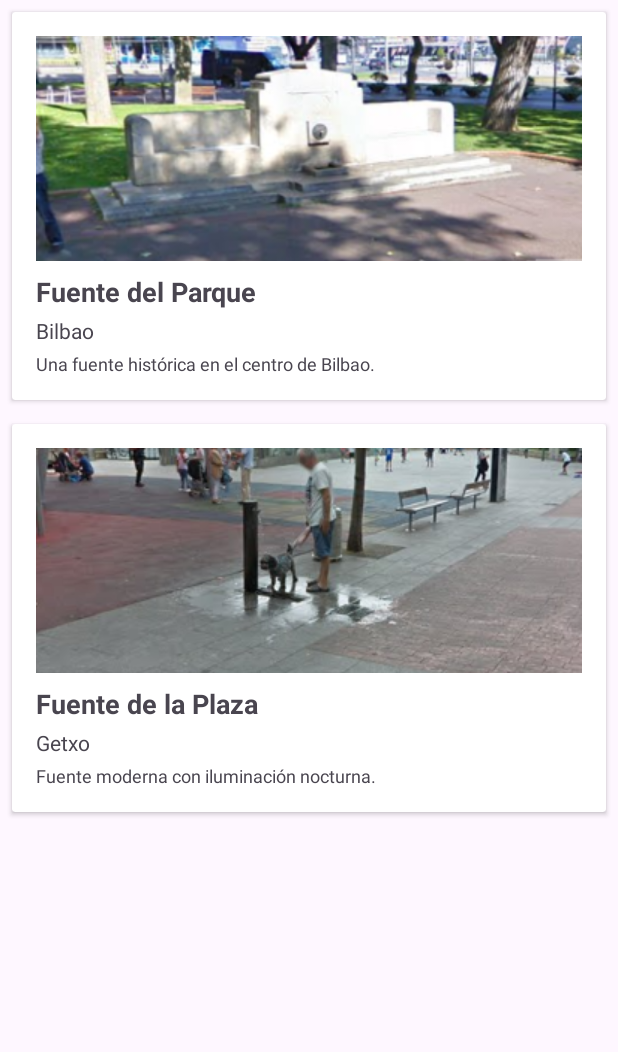
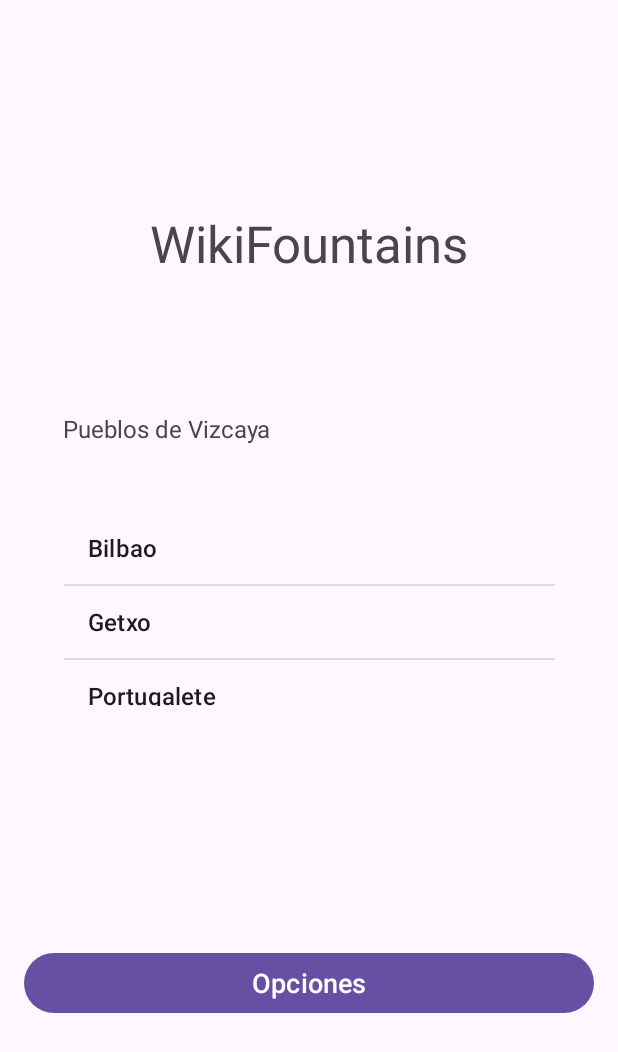
Before and after one commit to Foxo10/Wikifont, an Android app: the screen it shows after launch (MainActivity before the commit, InicioActivity after it), on a phone screen of 412 x 824 dp. Shown: the top 1052 px of the screen. Run offline under Robolectric (Android 15) with nearby library versions, the phone set to English and light mode, and no system bars.

Commit message:
Requisito minimo 2: añadida bbdd utilizando Room. Pantalla de inicio creada

```diff
--- a/app/build.gradle
+++ b/app/build.gradle
@@ -33,6 +33,9 @@ dependencies {
     implementation "androidx.room:room-runtime:$room_version"
     annotationProcessor "androidx.room:room-compiler:$room_version"
 
+    implementation 'com.github.bumptech.glide:glide:4.12.0'
+    annotationProcessor 'com.github.bumptech.glide:compiler:4.12.0'
+
     implementation libs.appcompat
     implementation libs.material
     implementation libs.activity
--- a/app/src/main/AndroidManifest.xml
+++ b/app/src/main/AndroidManifest.xml
@@ -13,7 +13,10 @@
         android:theme="@style/Theme.WikiFountains"
         tools:targetApi="31">
         <activity
-            android:name=".MainActivity"
+            android:name=".FuentesActivity"
+            android:exported="false" />
+        <activity
+            android:name=".InicioActivity"
             android:exported="true">
             <intent-filter>
                 <action android:name="android.intent.action.MAIN" />
--- a/app/src/main/java/com/example/wikifountains/MainActivity.java
+++ b/app/src/main/java/com/example/wikifountains/FuentesActivity.java
@@ -1,38 +1,44 @@
 package com.example.wikifountains;
 
+import android.content.Intent;
 import android.os.Bundle;
-
-import androidx.activity.EdgeToEdge;
 import androidx.appcompat.app.AppCompatActivity;
-import androidx.constraintlayout.widget.ConstraintLayout;
-import androidx.core.graphics.Insets;
-import androidx.core.view.ViewCompat;
-import androidx.core.view.WindowInsetsCompat;
 import androidx.recyclerview.widget.LinearLayoutManager;
 import androidx.recyclerview.widget.RecyclerView;
-
-import java.util.ArrayList;
 import java.util.List;
 
-public class MainActivity extends AppCompatActivity {
+public class FuentesActivity extends AppCompatActivity {
     private RecyclerView recyclerView;
     private FuenteAdapter adapter;
+    private AppDatabase db;
+    private String puebloSeleccionado;
 
     @Override
     protected void onCreate(Bundle savedInstanceState) {
         super.onCreate(savedInstanceState);
         setContentView(R.layout.activity_main);
+
+        // Recibir el pueblo seleccionado desde InicioActivity
+        Intent intent = getIntent();
+        puebloSeleccionado = intent.getStringExtra("pueblo");
+
+        // Inicializar la base de datos
+        db = AppDatabase.getInstance(this);
+
         // Configurar el RecyclerView
         recyclerView = findViewById(R.id.recyclerViewFuentes);
         recyclerView.setLayoutManager(new LinearLayoutManager(this));
 
-        List<Fuente> fuentes = new ArrayList<>();
-        fuentes.add(new Fuente("Fuente del Parque", "Bilbao", R.drawable.fuente_bilbo_donacasilda, "Una fuente histórica en el centro de Bilbao."));
-        fuentes.add(new Fuente("Fuente de la Plaza", "Getxo", R.drawable.fuente_getxo_plaza, "Fuente moderna con iluminación nocturna."));
+        // Cargar las fuentes desde la base de datos
+        cargarFuentes();
+    }
 
-        // Crear el adaptador y asignarlo al RecyclerView
+    private void cargarFuentes() {
+        // Obtener las fuentes filtradas por pueblo
+        List<Fuente> fuentes = db.fuenteDao().getFuentesPorPueblo(puebloSeleccionado);
+
+        // Asignar las fuentes al adaptador
         adapter = new FuenteAdapter(fuentes);
         recyclerView.setAdapter(adapter);
-
     }
 }
--- /dev/null
+++ b/app/src/main/java/com/example/wikifountains/InicioActivity.java
@@ -0,0 +1,46 @@
+package com.example.wikifountains;
+
+import android.content.Intent;
+import android.os.Bundle;
+import android.view.View;
+import android.widget.AdapterView;
+import android.widget.ArrayAdapter;
+import android.widget.Button;
+import android.widget.ListView;
+
+import androidx.appcompat.app.AppCompatActivity;
+
+public class InicioActivity extends AppCompatActivity {
+    private ListView listViewPueblos;
+    private Button buttonOpciones;
+
+    @Override
+    protected void onCreate(Bundle savedInstanceState) {
+        super.onCreate(savedInstanceState);
+        setContentView(R.layout.activity_inicio);
+
+        // Inicializar vistas
+        listViewPueblos = findViewById(R.id.listViewPueblos);
+        buttonOpciones = findViewById(R.id.buttonOpciones);
+
+        String[] pueblos = {"Bilbao", "Getxo", "Portugalete", "Barakaldo", "Durango", "Gernika", "Bermeo", "Mungia"};
+
+        ArrayAdapter<String> adapter = new ArrayAdapter<>(this, android.R.layout.simple_list_item_1, pueblos);
+        listViewPueblos.setAdapter(adapter);
+
+        listViewPueblos.setOnItemClickListener(new AdapterView.OnItemClickListener() {
+            @Override
+            public void onItemClick(AdapterView<?> parent, View view, int position, long id) {
+                String puebloSeleccionado = pueblos[position];
+                filtrarFuentesPorPueblo(puebloSeleccionado);
+            }
+        });
+
+    }
+
+    private void filtrarFuentesPorPueblo(String pueblo) {
+        Intent intent = new Intent(InicioActivity.this, FuentesActivity.class);
+        intent.putExtra("pueblo", pueblo);
+        startActivity(intent);
+    }
+}
--- /dev/null
+++ b/app/src/main/res/layout/activity_inicio.xml
@@ -0,0 +1,63 @@
+<?xml version="1.0" encoding="utf-8"?>
+<androidx.constraintlayout.widget.ConstraintLayout
+    xmlns:android="http://schemas.android.com/apk/res/android"
+    xmlns:tools="http://schemas.android.com/tools"
+    android:layout_width="match_parent"
+    android:layout_height="match_parent"
+    xmlns:app="http://schemas.android.com/apk/res-auto"
+    tools:context=".InicioActivity">
+
+    <ListView
+        android:id="@+id/listViewPueblos"
+        android:layout_width="327dp"
+        android:layout_height="129dp"
+        android:layout_margin="16dp"
+        app:layout_constraintBottom_toTopOf="@id/buttonOpciones"
+        app:layout_constraintEnd_toEndOf="parent"
+        app:layout_constraintStart_toStartOf="parent"
+        app:layout_constraintTop_toBottomOf="@id/tituloTextBiew"
+        app:layout_constraintVertical_bias="0.476" />
+
+    <Button
+        android:id="@+id/buttonOpciones"
+        android:layout_width="0dp"
+        android:layout_height="wrap_content"
+        android:layout_margin="16dp"
+        android:layout_marginBottom="100dp"
+        android:text="Opciones"
+        android:textSize="18sp"
+        app:layout_constraintBottom_toBottomOf="parent"
+        app:layout_constraintEnd_toEndOf="parent"
+        app:layout_constraintHorizontal_bias="0.0"
+        app:layout_constraintStart_toStartOf="parent"
+        app:layout_constraintTop_toBottomOf="@id/listViewPueblos" />
+
+    <TextView
+        android:id="@+id/tituloTextBiew"
+        android:layout_width="237dp"
+        android:layout_height="67dp"
+        android:gravity="center"
+        android:text="WikiFountains"
+        android:textSize="34sp"
+        app:layout_constraintBottom_toTopOf="@+id/listViewPueblos"
+        app:layout_constraintEnd_toEndOf="parent"
+        app:layout_constraintStart_toStartOf="parent"
+        app:layout_constraintTop_toTopOf="parent"
+        app:layout_constraintVertical_bias="0.404" />
+
+    <TextView
+        android:id="@+id/textViewPueblosVizcaya"
+        android:layout_width="168dp"
+        android:layout_height="27dp"
+        android:layout_marginTop="76dp"
+        android:layout_marginBottom="27dp"
+        android:gravity="center_vertical"
+        android:text="Pueblos de Vizcaya"
+        android:textSize="16sp"
+        app:layout_constraintBottom_toTopOf="@+id/listViewPueblos"
+        app:layout_constraintEnd_toEndOf="parent"
+        app:layout_constraintHorizontal_bias="0.172"
+        app:layout_constraintStart_toStartOf="parent"
+        app:layout_constraintTop_toBottomOf="@+id/tituloTextBiew"
+        app:layout_constraintVertical_bias="0.0" />
+</androidx.constraintlayout.widget.ConstraintLayout>
--- a/app/src/main/res/layout/activity_main.xml
+++ b/app/src/main/res/layout/activity_main.xml
@@ -5,7 +5,7 @@
     android:id="@+id/main"
     android:layout_width="match_parent"
     android:layout_height="match_parent"
-    tools:context=".MainActivity">
+    tools:context=".FuentesActivity">
 
     <androidx.recyclerview.widget.RecyclerView
         android:id="@+id/recyclerViewFuentes"
--- a/app/src/main/res/layout/item_fuente.xml
+++ b/app/src/main/res/layout/item_fuente.xml
@@ -40,7 +40,7 @@
             android:textSize="14sp"
             android:layout_marginTop="4dp" />
 
-        <!-- Descripción de la fuente (opcional) -->
+        <!-- Descripción de la fuente -->
         <TextView
             android:id="@+id/textViewDescripcion"
             android:layout_width="wrap_content"
--- /dev/null
+++ b/app/src/main/res/values/refs.xml
@@ -0,0 +1,6 @@
+<?xml version="1.0" encoding="utf-8"?>
+<resources>
+    <drawable name="fuente1" />
+    <drawable name="fuente2" />
+    <drawable name="fuente3" />
+</resources>
```
Also changed, not shown: app/src/main/java/com/example/wikifountains/AppDatabase.java (added, +23 -0 lines), app/src/main/java/com/example/wikifountains/Fuente.java (+38 -7 lines), app/src/main/java/com/example/wikifountains/FuenteAdapter.java (+14 -2 lines), app/src/main/java/com/example/wikifountains/FuenteDao.java (added, +19 -0 lines).
